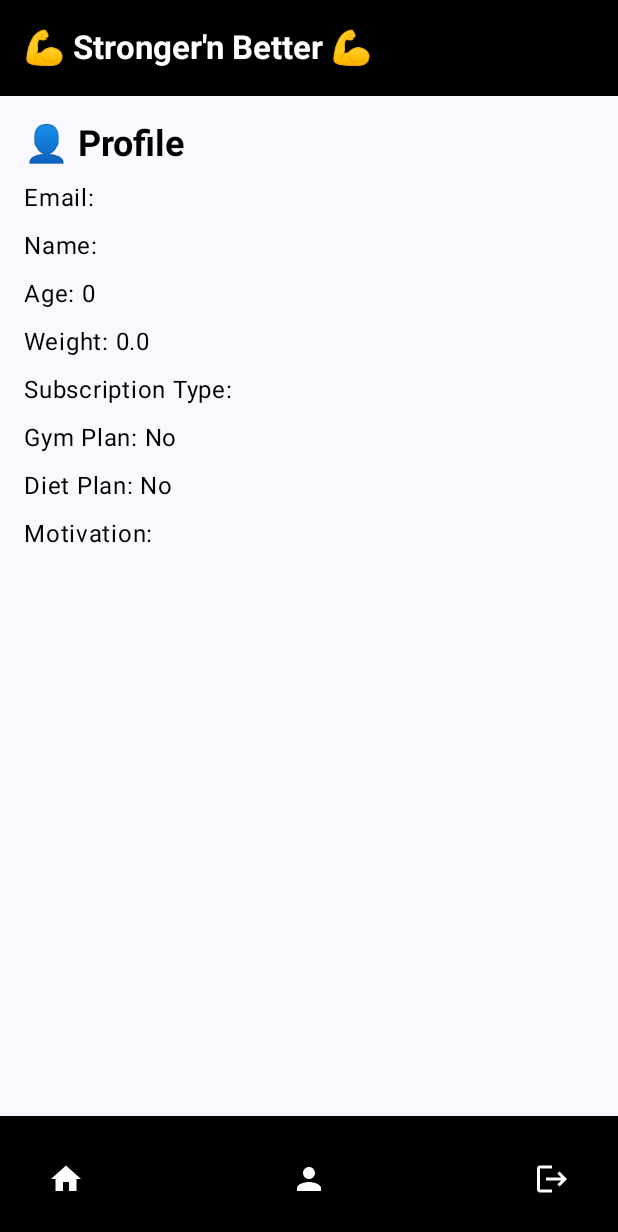
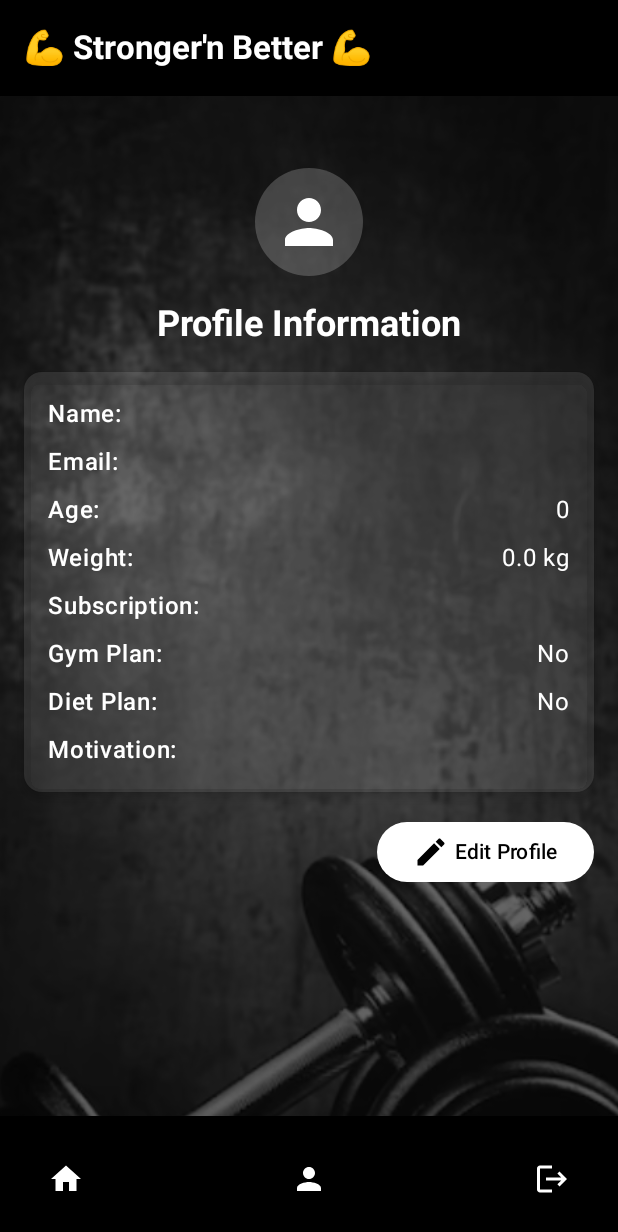
Before and after one commit to nithishpatel04/WorkoutDietPlanApp, an Android app built with Jetpack Compose: the ProfileScreen screen opened through its navigation route, on a phone screen of 412 x 824 dp. Shown: the top 1232 px of the screen. Run offline under Robolectric (Android 15) with nearby library versions, the phone set to English and light mode, and no system bars.

Commit message:
Added Firebase to save the user information.

```diff
--- a/app/build.gradle.kts
+++ b/app/build.gradle.kts
@@ -2,6 +2,7 @@ plugins {
     alias(libs.plugins.android.application)
     alias(libs.plugins.kotlin.android)
     alias(libs.plugins.kotlin.compose)
+    id("com.google.gms.google-services")
 }
 
 android {
@@ -42,7 +43,11 @@ android {
 dependencies {
 
     implementation("androidx.navigation:navigation-compose:2.9.0")
+    implementation("com.squareup.retrofit2:retrofit:2.9.0")
+    implementation("com.squareup.retrofit2:converter-gson:2.9.0")
     implementation("androidx.compose.material:material-icons-extended:1.6.1")
+    implementation("com.google.firebase:firebase-auth:22.3.1")
+    implementation("com.google.firebase:firebase-database-ktx:21.0.0")
     implementation(libs.androidx.core.ktx)
     implementation(libs.androidx.lifecycle.runtime.ktx)
     implementation(libs.androidx.activity.compose)
--- a/app/src/main/java/com/example/workoutdietplanapp/navigation/AppNavGraph.kt
+++ b/app/src/main/java/com/example/workoutdietplanapp/navigation/AppNavGraph.kt
@@ -23,5 +23,10 @@ fun AppNavGraph(navController: NavHostController, userViewModel: UserViewModel)
         }
         composable(Route.Home.routeName) { HomeScreen(navController, userViewModel) }
         composable(Route.Profile.routeName) { ProfileScreen(navController, userViewModel) }
+
+        composable(Route.EditProfile.routeName) {
+            EditProfileScreen(navController = navController, userViewModel = userViewModel)
+        }
+
     }
 }
--- a/app/src/main/java/com/example/workoutdietplanapp/navigation/Route.kt
+++ b/app/src/main/java/com/example/workoutdietplanapp/navigation/Route.kt
@@ -6,4 +6,5 @@ sealed class Route(val routeName: String) {
     object Registration : Route("registration")
     object Home : Route("home")
     object Profile : Route("profile")
+    object EditProfile : Route("editProfile")
 }
--- a/app/src/main/java/com/example/workoutdietplanapp/viewmodel/UserViewModel.kt
+++ b/app/src/main/java/com/example/workoutdietplanapp/viewmodel/UserViewModel.kt
@@ -1,19 +1,19 @@
 package com.example.workoutdietplanapp.viewmodel
 
 import androidx.lifecycle.ViewModel
+import com.example.workoutdietplanapp.firebase.FirebaseDatabaseHelper
 import com.example.workoutdietplanapp.models.DietPlan
 import com.example.workoutdietplanapp.models.WorkoutPlan
 import kotlinx.coroutines.flow.MutableStateFlow
 import kotlinx.coroutines.flow.StateFlow
 
-// Updated data class with new fields
 data class User(
     val email: String = "",
     val password: String = "",
     val name: String = "",
     val age: Int = 0,
     val weight: Float = 0f,
-    val goal: String = "", // This will now be treated as "motivation"
+    val goal: String = "",               // internal name is goal
     val subscriptionType: String = "",
     val gymPlan: Boolean = false,
     val dietPlan: Boolean = false,
@@ -21,14 +21,30 @@ data class User(
 )
 
 class UserViewModel : ViewModel() {
+
     private val _user = MutableStateFlow(User())
     val user: StateFlow<User> = _user
+
+    private val _isDietSelected = MutableStateFlow(false)
+    val isDietSelected: StateFlow<Boolean> = _isDietSelected
+
+    private val _level = MutableStateFlow("Beginner")
+    val level: StateFlow<String> = _level
+
+    private val _workouts = MutableStateFlow<List<WorkoutPlan>>(emptyList())
+    val workouts: StateFlow<List<WorkoutPlan>> = _workouts
+
+    private val _dietPlan = MutableStateFlow<DietPlan?>(null)
+    val dietPlan: StateFlow<DietPlan?> = _dietPlan
+
+    init {
+        loadPlans(_level.value)
+    }
 
     fun login(email: String) {
         _user.value = _user.value.copy(email = email, isLoggedIn = true)
     }
 
-    // Updated updateProfile to include new fields
     fun updateProfile(
         email: String,
         password: String,
@@ -49,25 +65,16 @@ class UserViewModel : ViewModel() {
             subscriptionType = subscriptionType,
             gymPlan = gymPlan,
             dietPlan = dietPlan,
-            goal = motivation // 'goal' in User is being used for motivation
+            goal = motivation
         )
     }
 
-    // Home Screen Code
-    val _isDietSelected = MutableStateFlow(false)
-    val isDietSelected: StateFlow<Boolean> = _isDietSelected
-
-    val _level = MutableStateFlow("Beginner") // Replace with user level later
-    val level: StateFlow<String> = _level
-
-    val _workouts = MutableStateFlow<List<WorkoutPlan>>(emptyList())
-    val workouts: StateFlow<List<WorkoutPlan>> = _workouts
-
-    val _dietPlan = MutableStateFlow<DietPlan?>(null)
-    val dietPlan: StateFlow<DietPlan?> = _dietPlan
-
-    init {
-        loadPlans(_level.value)
+    fun setUser(name: String, email: String, age: Int) {
+        _user.value = _user.value.copy(
+            name = name,
+            email = email,
+            age = age
+        )
     }
 
     fun toggleView() {
@@ -79,7 +86,7 @@ class UserViewModel : ViewModel() {
         _dietPlan.value = loadDiet(level)
     }
 
-    fun loadWorkouts(level: String): List<WorkoutPlan> {
+    private fun loadWorkouts(level: String): List<WorkoutPlan> {
         val base = when (level) {
             "Intermediate" -> 20
             "Advance" -> 35
@@ -96,7 +103,7 @@ class UserViewModel : ViewModel() {
         }
     }
 
-    fun loadDiet(level: String): DietPlan {
+    private fun loadDiet(level: String): DietPlan {
         return when (level) {
             "Intermediate" -> DietPlan("Intermediate", 100, 10, listOf("2 boiled eggs", "1 banana", "No sugar drinks"))
             "Advance" -> DietPlan("Advance", 130, 12, listOf("Protein shake post workout", "Avoid processed food"))
@@ -104,9 +111,69 @@ class UserViewModel : ViewModel() {
         }
     }
 
-    fun Logout() {
+    fun logout() {
         _user.value = User()
     }
 
     fun isLoggedIn(): Boolean = _user.value.isLoggedIn
+
+    // Register user in Firebase Authentication + save user data to Firebase Realtime DB
+    fun registerUser(
+        email: String,
+        password: String,
+        name: String,
+        age: Int,
+        weight: Float,
+        subscriptionType: String,
+        gymPlan: Boolean,
+        dietPlan: Boolean,
+        motivation: String,
+        onResult: (Boolean, String) -> Unit
+    ) {
+        val newUser = User(
+            email = email,
+            password = password,
+            name = name,
+            age = age,
+            weight = weight,
+            subscriptionType = subscriptionType,
+            gymPlan = gymPlan,
+            dietPlan = dietPlan,
+            goal = motivation,
+            isLoggedIn = true
+        )
+
+        FirebaseDatabaseHelper.registerUserAuth(email, password) { authSuccess, authMessage ->
+            if (authSuccess) {
+                FirebaseDatabaseHelper.saveUserData(newUser) { saveSuccess ->
+                    if (saveSuccess) {
+                        _user.value = newUser
+                        onResult(true, "User registered successfully")
+                    } else {
+                        onResult(false, "Failed to save user data")
+                    }
+                }
+            } else {
+                onResult(false, authMessage)
+            }
+        }
+    }
+
+    // Fetch user profile data from Firebase Realtime DB by email
+    fun fetchUserData(email: String, onResult: (Boolean, String) -> Unit) {
+        FirebaseDatabaseHelper.fetchUserData(email) { fetchedUser ->
+            if (fetchedUser != null) {
+                _user.value = fetchedUser.copy(isLoggedIn = true)
+                onResult(true, "User data loaded")
+            } else {
+                onResult(false, "Failed to load user data")
+            }
+        }
+    }
+
+    // Update user profile locally after editing
+    fun updateUserLocally(name: String, password: String, goal: String) {
+        val current = _user.value
+        _user.value = current.copy(name = name, password = password, goal = goal)
+    }
 }
--- a/app/src/main/java/com/example/workoutdietplanapp/views/HomeScreen.kt
+++ b/app/src/main/java/com/example/workoutdietplanapp/views/HomeScreen.kt
@@ -146,7 +146,7 @@ fun HomeScreen(navController: NavHostController, userViewModel: UserViewModel) {
             confirmButton = {
                 TextButton(onClick = {
                     showLogoutDialog = false
-                    userViewModel.Logout()
+                    userViewModel.logout()
                     navController.navigate(Route.SignIn.routeName) {
                         popUpTo(0)
                     }
--- a/app/src/main/java/com/example/workoutdietplanapp/views/ProfileScreen.kt
+++ b/app/src/main/java/com/example/workoutdietplanapp/views/ProfileScreen.kt
@@ -1,7 +1,12 @@
 package com.example.workoutdietplanapp.views
 
+import androidx.compose.foundation.Image
+import androidx.compose.foundation.background
 import androidx.compose.foundation.layout.*
+import androidx.compose.foundation.shape.CircleShape
+import androidx.compose.foundation.shape.RoundedCornerShape
 import androidx.compose.material.icons.Icons
+import androidx.compose.material.icons.filled.Edit
 import androidx.compose.material.icons.filled.Home
 import androidx.compose.material.icons.filled.Logout
 import androidx.compose.material.icons.filled.Person
@@ -9,10 +14,14 @@ import androidx.compose.material3.*
 import androidx.compose.runtime.*
 import androidx.compose.ui.Alignment
 import androidx.compose.ui.Modifier
+import androidx.compose.ui.draw.clip
 import androidx.compose.ui.graphics.Color
+import androidx.compose.ui.layout.ContentScale
+import androidx.compose.ui.res.painterResource
 import androidx.compose.ui.text.font.FontWeight
 import androidx.compose.ui.unit.dp
 import androidx.navigation.NavHostController
+import com.example.workoutdietplanapp.R
 import com.example.workoutdietplanapp.navigation.Route
 import com.example.workoutdietplanapp.viewmodel.UserViewModel
 
@@ -28,7 +37,7 @@ fun ProfileScreen(navController: NavHostController, userViewModel: UserViewModel
             text = { Text("Are you sure you want to logout?") },
             confirmButton = {
                 TextButton(onClick = {
-                    userViewModel.Logout()
+                    userViewModel.logout()
                     showLogoutDialog = false
                     navController.navigate(Route.SignIn.routeName) {
                         popUpTo(0) // Clear backstack
@@ -73,7 +82,7 @@ fun ProfileScreen(navController: NavHostController, userViewModel: UserViewModel
                     IconButton(onClick = { navController.navigate(Route.Home.routeName) }) {
                         Icon(Icons.Default.Home, contentDescription = "Home", tint = Color.White)
                     }
-                    IconButton(onClick = { /* Already on Profile Screen */ }) {
+                    IconButton(onClick = { /* Already on Profile */ }) {
                         Icon(Icons.Default.Person, contentDescription = "Profile", tint = Color.White)
                     }
                     IconButton(onClick = { showLogoutDialog = true }) {
@@ -83,32 +92,102 @@ fun ProfileScreen(navController: NavHostController, userViewModel: UserViewModel
             }
         }
     ) { innerPadding ->
+        Box(modifier = Modifier.fillMaxSize()) {
+            Image(
+                painter = painterResource(id = R.drawable.gym_profile),
+                contentDescription = null,
+                contentScale = ContentScale.Crop,
+                modifier = Modifier.fillMaxSize()
+            )
+
+            Box(
+                modifier = Modifier
+                    .fillMaxSize()
+                    .background(Color.Black.copy(alpha = 0.6f))
+            )
+
             ProfileContent(
                 userViewModel = userViewModel,
+                navController = navController, // ✅ Pass navController here
                 modifier = Modifier
                     .padding(innerPadding)
                     .padding(16.dp)
             )
         }
     }
+}
 
 @Composable
-fun ProfileContent(userViewModel: UserViewModel, modifier: Modifier = Modifier) {
+fun ProfileContent(
+    userViewModel: UserViewModel,
+    navController: NavHostController, // ✅ Accept navController here
+    modifier: Modifier = Modifier
+) {
     val user by userViewModel.user.collectAsState()
 
     Column(
-        modifier = modifier.fillMaxWidth(),
-        verticalArrangement = Arrangement.spacedBy(8.dp)
+        modifier = modifier
+            .fillMaxWidth()
+            .padding(top = 32.dp),
+        horizontalAlignment = Alignment.CenterHorizontally,
+        verticalArrangement = Arrangement.spacedBy(16.dp)
     ) {
-        Text("👤 Profile", style = MaterialTheme.typography.headlineSmall, fontWeight = FontWeight.Bold, color = Color.Black)
+        Icon(
+            imageVector = Icons.Default.Person,
+            contentDescription = "Profile",
+            tint = Color.White,
+            modifier = Modifier
+                .size(72.dp)
+                .clip(CircleShape)
+                .background(Color.White.copy(alpha = 0.2f))
+                .padding(12.dp)
+        )
 
-        Text("Email: ${user.email}", color = Color.Black)
-        Text("Name: ${user.name}", color = Color.Black)
-        Text("Age: ${user.age}", color = Color.Black)
-        Text("Weight: ${user.weight}", color = Color.Black)
-        Text("Subscription Type: ${user.subscriptionType}", color = Color.Black)
-        Text("Gym Plan: ${if (user.gymPlan) "Yes" else "No"}", color = Color.Black)
-        Text("Diet Plan: ${if (user.dietPlan) "Yes" else "No"}", color = Color.Black)
-        Text("Motivation: ${user.goal}", color = Color.Black)
+        Text(
+            text = "Profile Information",
+            style = MaterialTheme.typography.headlineSmall.copy(fontWeight = FontWeight.Bold),
+            color = Color.White
+        )
+
+        Card(
+            modifier = Modifier.fillMaxWidth(),
+            shape = RoundedCornerShape(12.dp),
+            colors = CardDefaults.cardColors(containerColor = Color.White.copy(alpha = 0.1f)),
+            elevation = CardDefaults.cardElevation(defaultElevation = 4.dp)
+        ) {
+            Column(modifier = Modifier.padding(16.dp), verticalArrangement = Arrangement.spacedBy(8.dp)) {
+                ProfileRow("Name", user.name)
+                ProfileRow("Email", user.email)
+                ProfileRow("Age", user.age.toString())
+                ProfileRow("Weight", "${user.weight} kg")
+                ProfileRow("Subscription", user.subscriptionType)
+                ProfileRow("Gym Plan", if (user.gymPlan) "Yes" else "No")
+                ProfileRow("Diet Plan", if (user.dietPlan) "Yes" else "No")
+                ProfileRow("Motivation", user.goal)
             }
         }
+
+        Button(
+            onClick = {
+                navController.navigate(Route.EditProfile.routeName)
+            },
+            colors = ButtonDefaults.buttonColors(containerColor = Color.White),
+            modifier = Modifier.align(Alignment.End)
+        ) {
+            Icon(Icons.Default.Edit, contentDescription = "Edit", tint = Color.Black)
+            Spacer(modifier = Modifier.width(4.dp))
+            Text("Edit Profile", color = Color.Black)
+        }
+    }
+}
+
+@Composable
+fun ProfileRow(label: String, value: String) {
+    Row(
+        modifier = Modifier.fillMaxWidth(),
+        horizontalArrangement = Arrangement.SpaceBetween
+    ) {
+        Text(text = "$label:", fontWeight = FontWeight.SemiBold, color = Color.White)
+        Text(text = value, color = Color.White)
+    }
+}
--- /dev/null
+++ b/app/src/main/res/xml/network_security_config.xml
@@ -0,0 +1,6 @@
+<?xml version="1.0" encoding="utf-8"?>
+<network-security-config>
+    <domain-config cleartextTrafficPermitted="true">
+        <domain includeSubdomains="true">10.0.2.2</domain>
+    </domain-config>
+</network-security-config>
--- a/gradle.properties
+++ b/gradle.properties
@@ -6,7 +6,7 @@
 # http://www.gradle.org/docs/current/userguide/build_environment.html
 # Specifies the JVM arguments used for the daemon process.
 # The setting is particularly useful for tweaking memory settings.
-org.gradle.jvmargs=-Xmx2048m -Dfile.encoding=UTF-8
+org.gradle.jvmargs=-Xmx2048m -Dfile.encoding=UTF-8 -Dkotlin.daemon.jvm.options=-Xmx2048m
 # When configured, Gradle will run in incubating parallel mode.
 # This option should only be used with decoupled projects. For more details, visit
 # https://developer.android.com/r/tools/gradle-multi-project-decoupled-projects
```
Also changed, not shown: app/src/main/AndroidManifest.xml (+7 -0 lines), app/src/main/java/com/example/workoutdietplanapp/firebase/FirebaseAuthHelper.kt (added, +31 -0 lines), app/src/main/java/com/example/workoutdietplanapp/firebase/FirebaseDatabaseHelper.kt (added, +86 -0 lines), app/src/main/java/com/example/workoutdietplanapp/views/EditProfileScreen.kt (added, +113 -0 lines), app/src/main/java/com/example/workoutdietplanapp/views/RegistrationForm.kt (+53 -41 lines), app/src/main/java/com/example/workoutdietplanapp/views/SignInScreen.kt (+40 -7 lines), build.gradle.kts (+10 -0 lines), settings.gradle.kts (+7 -0 lines), app/src/main/res/drawable/gym_profile.png (added), 2 other files. Lines whose indentation alone changed are shown as unchanged.
